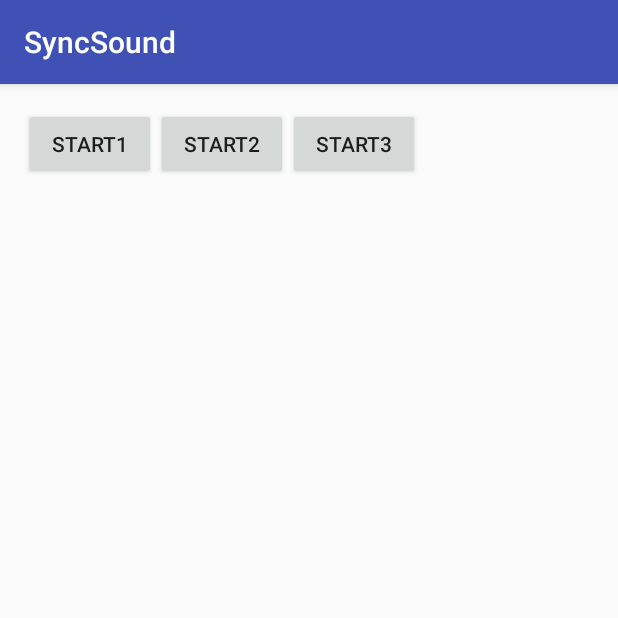
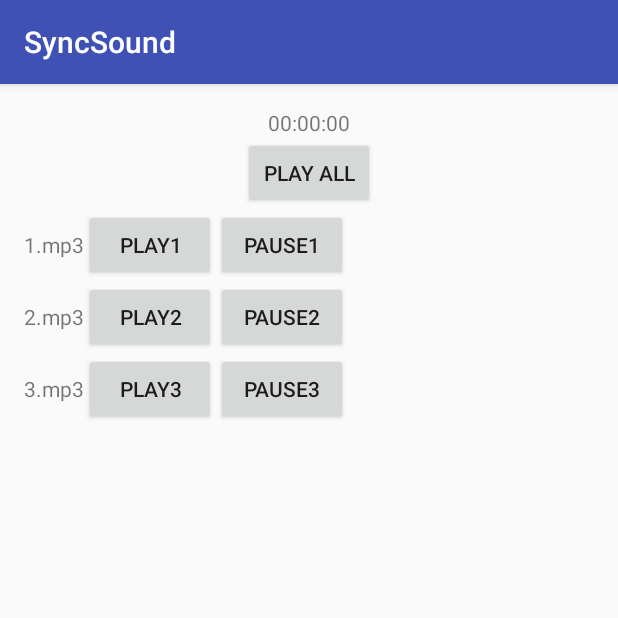
Before and after one commit to ashaevy/SyncSound, an Android app: the screen it shows after launch (MainActivity), on a phone screen of 412 x 824 dp, the top half of it. Run offline under Robolectric (Android 15) with nearby library versions, the phone set to English and light mode, and no system bars; libraries missing offline, so code that uses them is left out: com.google.android.exoplayer2; 4 statements that could not run were skipped.

Commit message:
Added play/pause.

```diff
--- a/app/src/main/java/com/ashaevy/syncsound/MainActivity.java
+++ b/app/src/main/java/com/ashaevy/syncsound/MainActivity.java
@@ -7,6 +7,7 @@ import android.os.Handler;
 import android.support.v7.app.AppCompatActivity;
 import android.util.Log;
 import android.view.View;
+import android.widget.TextView;
 
 import com.google.android.exoplayer2.DefaultLoadControl;
 import com.google.android.exoplayer2.ExoPlayerFactory;
@@ -23,12 +24,32 @@ import com.google.android.exoplayer2.upstream.FileDataSourceFactory;
 
 import java.io.File;
 import java.io.IOException;
+import java.util.Locale;
+import java.util.concurrent.TimeUnit;
 
 public class MainActivity extends AppCompatActivity {
 
     private static final String TAG = "MainActivity";
     private SimpleExoPlayer[] mMediaPlayers = new SimpleExoPlayer[3];
     private Handler mMainHandler;
+
+    private Runnable updateTimeLine = new Runnable() {
+        @Override
+        public void run() {
+            if (MainActivity.this.isFinishing()) {
+                return;
+            }
+            long millis = mMediaPlayers[0].getCurrentPosition();
+            String hms = String.format(Locale.getDefault(), "%02d:%02d:%02d",
+                    TimeUnit.MILLISECONDS.toHours(millis),
+                    TimeUnit.MILLISECONDS.toMinutes(millis) -
+                            TimeUnit.HOURS.toMinutes(TimeUnit.MILLISECONDS.toHours(millis)),
+                    TimeUnit.MILLISECONDS.toSeconds(millis) -
+                            TimeUnit.MINUTES.toSeconds(TimeUnit.MILLISECONDS.toMinutes(millis)));
+            ((TextView) findViewById(R.id.clock)).setText(hms);
+            mMainHandler.postDelayed(updateTimeLine, 1000L);
+        }
+    };
 
     @Override
     protected void onCreate(Bundle savedInstanceState) {
@@ -40,26 +61,58 @@ public class MainActivity extends AppCompatActivity {
         mMediaPlayers[1] = createExoPlayer("music/hurricane.mp3");
         mMediaPlayers[2] = createExoPlayer("music/beep.mp3");
 
-        findViewById(R.id.start1).setOnClickListener(new View.OnClickListener() {
+        findViewById(R.id.play_all).setOnClickListener(new View.OnClickListener() {
             @Override
             public void onClick(View v) {
-                invertPlayerState(mMediaPlayers[0]);
+                start(mMediaPlayers[0]);
+                start(mMediaPlayers[1]);
+                start(mMediaPlayers[2]);
             }
         });
 
-        findViewById(R.id.start2).setOnClickListener(new View.OnClickListener() {
+        findViewById(R.id.play1).setOnClickListener(new View.OnClickListener() {
             @Override
             public void onClick(View v) {
-                invertPlayerState(mMediaPlayers[1]);
+                play(mMediaPlayers[0]);
             }
         });
 
-        findViewById(R.id.start3).setOnClickListener(new View.OnClickListener() {
+        findViewById(R.id.play2).setOnClickListener(new View.OnClickListener() {
             @Override
             public void onClick(View v) {
-                invertPlayerState(mMediaPlayers[2]);
+                play(mMediaPlayers[1]);
             }
         });
+
+        findViewById(R.id.play3).setOnClickListener(new View.OnClickListener() {
+            @Override
+            public void onClick(View v) {
+                play(mMediaPlayers[2]);
+            }
+        });
+
+        findViewById(R.id.pause1).setOnClickListener(new View.OnClickListener() {
+            @Override
+            public void onClick(View v) {
+                pause(mMediaPlayers[0]);
+            }
+        });
+
+        findViewById(R.id.pause2).setOnClickListener(new View.OnClickListener() {
+            @Override
+            public void onClick(View v) {
+                pause(mMediaPlayers[1]);
+            }
+        });
+
+        findViewById(R.id.pause3).setOnClickListener(new View.OnClickListener() {
+            @Override
+            public void onClick(View v) {
+                pause(mMediaPlayers[2]);
+            }
+        });
+
+        mMainHandler.postDelayed(updateTimeLine, 1000L);
 
     }
 
@@ -106,13 +159,22 @@ public class MainActivity extends AppCompatActivity {
         return player;
     }
 
-    private void invertPlayerState(SimpleExoPlayer mediaPlayer) {
+    private void start(SimpleExoPlayer mediaPlayer) {
         if (!mediaPlayer.getPlayWhenReady()) {
             mediaPlayer.setPlayWhenReady(true);
-        } else {
-            mediaPlayer.setPlayWhenReady(false);
         }
 
+        if (mediaPlayer.getCurrentPosition() != 0) {
+            mediaPlayer.seekTo(0);
+        }
+    }
+
+    private void play(SimpleExoPlayer mediaPlayer) {
+        mediaPlayer.setVolume(1.0f);
+    }
+
+    private void pause(SimpleExoPlayer mediaPlayer) {
+        mediaPlayer.setVolume(0.0f);
     }
 
 }
--- a/app/src/main/res/layout/activity_main.xml
+++ b/app/src/main/res/layout/activity_main.xml
@@ -10,31 +10,98 @@
     android:paddingTop="@dimen/activity_vertical_margin"
     tools:context="com.ashaevy.syncsound.MainActivity">
 
-    <Button
-        android:text="Start1"
+    <TextView
+        android:text="00:00:00"
         android:layout_width="wrap_content"
         android:layout_height="wrap_content"
+        android:id="@+id/clock"
         android:layout_alignParentTop="true"
-        android:layout_alignParentLeft="true"
-        android:layout_alignParentStart="true"
-        android:id="@+id/start1" />
+        android:layout_centerHorizontal="true"/>
 
     <Button
-        android:text="Start2"
+        android:text="Play all"
         android:layout_width="wrap_content"
         android:layout_height="wrap_content"
-        android:layout_alignParentTop="true"
-        android:layout_toRightOf="@+id/start1"
-        android:layout_toEndOf="@+id/start1"
-        android:id="@+id/start2" />
+        android:id="@+id/play_all"
+        android:layout_below="@+id/clock"
+        android:layout_centerHorizontal="true" />
 
-    <Button
-        android:text="Start3"
-        android:layout_width="wrap_content"
-        android:layout_height="wrap_content"
-        android:layout_alignParentTop="true"
-        android:layout_toRightOf="@+id/start2"
-        android:layout_toEndOf="@+id/start2"
-        android:id="@+id/start3" />
+    <TableLayout
+        android:layout_width="match_parent"
+        android:layout_height="match_parent"
+        android:layout_below="@+id/play_all"
+        android:layout_alignParentLeft="true"
+        android:layout_alignParentStart="true">
+
+        <TableRow
+            android:layout_width="match_parent"
+            android:layout_height="match_parent" >
+
+            <TextView
+                android:text="1.mp3"
+                android:layout_width="wrap_content"
+                android:layout_height="wrap_content"
+                android:id="@+id/textView2" />
+
+            <Button
+                android:text="Play1"
+                android:layout_width="wrap_content"
+                android:layout_height="wrap_content"
+                android:id="@+id/play1" />
+
+            <Button
+                android:text="Pause1"
+                android:layout_width="wrap_content"
+                android:layout_height="wrap_content"
+                android:id="@+id/pause1" />
+        </TableRow>
+
+        <TableRow
+            android:layout_width="match_parent"
+            android:layout_height="match_parent" >
+
+            <TextView
+                android:text="2.mp3"
+                android:layout_width="wrap_content"
+                android:layout_height="wrap_content"
+                android:id="@+id/textView3" />
+
+            <Button
+                android:text="Play2"
+                android:layout_width="wrap_content"
+                android:layout_height="wrap_content"
+                android:id="@+id/play2" />
+
+            <Button
+                android:text="Pause2"
+                android:layout_width="wrap_content"
+                android:layout_height="wrap_content"
+                android:id="@+id/pause2" />
+        </TableRow>
+
+        <TableRow
+            android:layout_width="match_parent"
+            android:layout_height="match_parent" >
+
+            <TextView
+                android:text="3.mp3"
+                android:layout_width="wrap_content"
+                android:layout_height="wrap_content"
+                android:id="@+id/textView4" />
+
+            <Button
+                android:text="Play3"
+                android:layout_width="wrap_content"
+                android:layout_height="wrap_content"
+                android:id="@+id/play3" />
+
+            <Button
+                android:text="Pause3"
+                android:layout_width="wrap_content"
+                android:layout_height="wrap_content"
+                android:id="@+id/pause3" />
+        </TableRow>
+
+    </TableLayout>
 
 </RelativeLayout>
```
